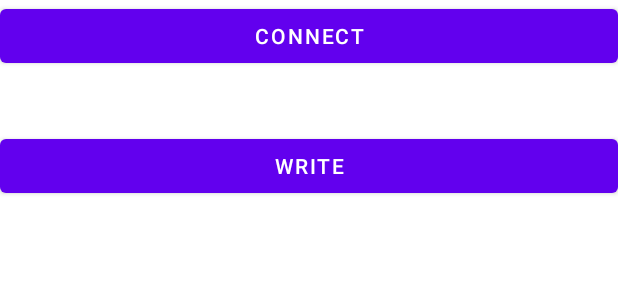
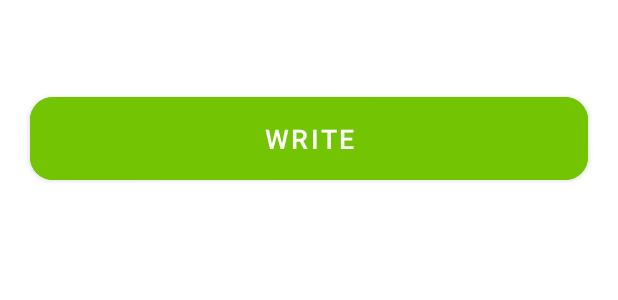
Before and after one commit to toasahi/Sharegri_APP, an Android app: the layout activity_main.xml on its own in the app's theme, with its tools: preview values and no code run, on a phone screen of 412 x 824 dp. Shown: the top 300 px of the screen. Run offline under Robolectric (Android 15) with nearby library versions, the phone set to English and light mode, and no system bars.

Commit message:
material UI 追加

```diff
--- a/app/build.gradle
+++ b/app/build.gradle
@@ -41,6 +41,7 @@ dependencies {
     implementation 'androidx.appcompat:appcompat:1.2.0'
     implementation 'com.google.android.material:material:1.3.0'
     implementation 'androidx.constraintlayout:constraintlayout:2.0.4'
+    implementation 'com.google.android.material:material:1.6.1'
     testImplementation 'junit:junit:4.+'
     androidTestImplementation 'androidx.test.ext:junit:1.1.2'
     androidTestImplementation 'androidx.test.espresso:espresso-core:3.3.0'
--- /dev/null
+++ b/app/src/main/res/drawable/rounded_corner.xml
@@ -0,0 +1,6 @@
+<?xml version="1.0" encoding="utf-8"?>
+<shape xmlns:android="http://schemas.android.com/apk/res/android">
+    <solid android:color="@color/black"/>
+    <stroke android:color="@color/black" android:width="1.5dp"/>
+    <corners android:radius="15dp"/>
+</shape>
--- a/app/src/main/res/layout/activity_main.xml
+++ b/app/src/main/res/layout/activity_main.xml
@@ -1,13 +1,13 @@
 <?xml version="1.0" encoding="utf-8"?>
 <LinearLayout xmlns:android="http://schemas.android.com/apk/res/android"
               android:layout_width="fill_parent"
-              android:layout_height="fill_parent"
-              android:orientation="vertical" >
+              android:layout_height="fill_parent" xmlns:app="http://schemas.android.com/apk/res-auto"
+              android:orientation="vertical">
 
-    <Button android:id="@+id/connectButton"
-            android:layout_width="fill_parent"
-            android:layout_height="wrap_content"
-            android:text="Connect" />
+<!--    <Button android:id="@+id/connectButton"-->
+<!--            android:layout_width="fill_parent"-->
+<!--            android:layout_height="wrap_content"-->
+<!--            android:text="Connect" />-->
 
     <TextView
             android:id="@+id/statusValue"
@@ -21,9 +21,15 @@
             android:layout_height="wrap_content"
     />
 
-    <Button android:id="@+id/writeButton"
-            android:layout_width="fill_parent"
+    <com.google.android.material.button.MaterialButton
+            android:id="@+id/writeButton"
+            android:layout_width="match_parent"
             android:layout_height="wrap_content"
-            android:text="Write" />
+            android:text="Write"
+            android:textSize="18dp"
+            android:layout_margin="20dp"
+            android:backgroundTint="#73C503"
+            android:padding="15dp"
+            app:cornerRadius="15dp"/>
 
 </LinearLayout>
```
Also changed, not shown: app/src/main/java/com/example/sharegri/MainActivity.kt (+74 -79 lines).
